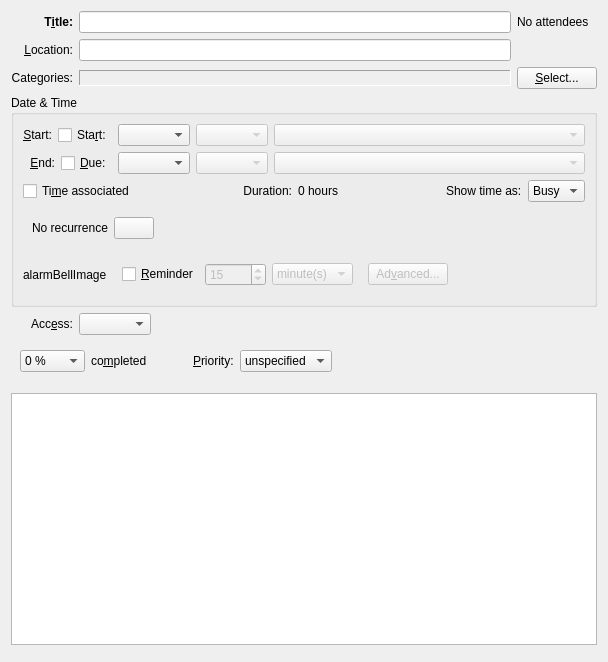
First picture: the form in incidenceeditors/incidencegeneral.ui, repository chusopr/kdepim-ktimetracker-akonadi, before the edit.
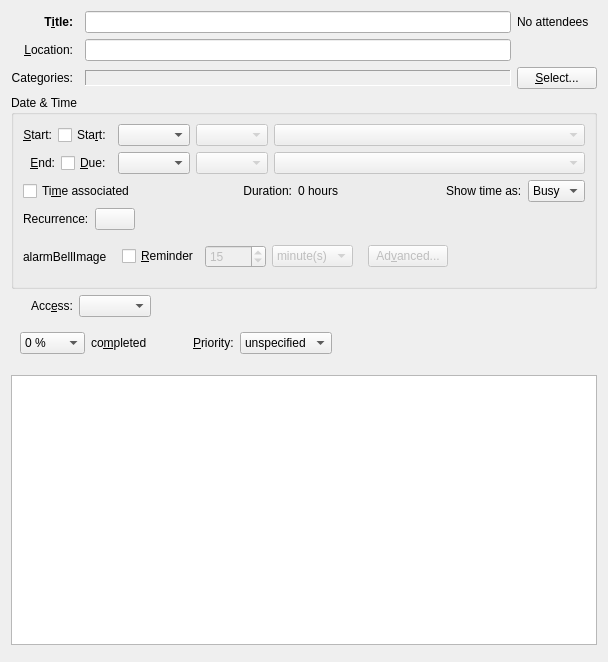
Second picture: the form after the edit. Custom widgets are drawn as their Qt base class.

Commit message: Fix most of todo loading and the recurrence label

```diff
--- a/incidenceeditors/incidencegeneral.ui
+++ b/incidenceeditors/incidencegeneral.ui
@@ -48,7 +48,7 @@
      </property>
     </widget>
    </item>
-   <item row="0" column="1">
+   <item row="0" column="2">
     <widget class="KLineEdit" name="mSummaryEdit">
      <property name="sizePolicy">
       <sizepolicy hsizetype="MinimumExpanding" vsizetype="Fixed">
@@ -64,7 +64,7 @@
      </property>
     </widget>
    </item>
-   <item row="0" column="2">
+   <item row="0" column="3">
     <widget class="QLabel" name="mAttendeeSummaryLabel">
      <property name="text">
       <string>No attendees</string>
@@ -90,7 +90,7 @@
      </property>
     </widget>
    </item>
-   <item row="1" column="1">
+   <item row="1" column="2">
     <widget class="KLineEdit" name="mLocationEdit">
      <property name="sizePolicy">
       <sizepolicy hsizetype="MinimumExpanding" vsizetype="Fixed">
@@ -125,7 +125,7 @@
      </property>
     </widget>
    </item>
-   <item row="2" column="1">
+   <item row="2" column="2">
     <widget class="KSqueezedTextLabel" name="mCategoriesLabel">
      <property name="sizePolicy">
       <sizepolicy hsizetype="Expanding" vsizetype="Fixed">
@@ -150,14 +150,14 @@
      </property>
     </widget>
    </item>
-   <item row="2" column="2">
+   <item row="2" column="3">
     <widget class="QPushButton" name="pushButton">
      <property name="text">
       <string>&amp;Select...</string>
      </property>
     </widget>
    </item>
-   <item row="3" column="0" colspan="3">
+   <item row="3" column="0" rowspan="2" colspan="4">
     <widget class="QGroupBox" name="groupBox">
      <property name="sizePolicy">
       <sizepolicy hsizetype="Preferred" vsizetype="Fixed">
@@ -401,12 +401,11 @@
        </layout>
       </item>
       <item row="3" column="0" colspan="4">
-       <widget class="QWidget" name="mRecurrenceSpecifics" native="true">
         <layout class="QHBoxLayout" name="horizontalLayout">
          <item>
-          <widget class="QLabel" name="mRecurrenceLabel">
+         <widget class="QLabel" name="label_4">
            <property name="text">
-            <string>No recurrence</string>
+           <string>Recurrence:</string>
            </property>
           </widget>
          </item>
@@ -417,6 +416,13 @@
            </property>
           </widget>
          </item>
+        <item>
+         <widget class="QLabel" name="mRecurrenceLabel">
+          <property name="text">
+           <string/>
+          </property>
+         </widget>
+        </item>
          <item>
           <spacer name="horizontalSpacer_4">
            <property name="orientation">
@@ -431,7 +437,6 @@
           </spacer>
          </item>
         </layout>
-       </widget>
       </item>
       <item row="4" column="0" colspan="4">
        <layout class="QHBoxLayout" name="horizontalLayout_4">
@@ -600,7 +605,7 @@
      </layout>
     </widget>
    </item>
-   <item row="4" column="0">
+   <item row="5" column="0">
     <widget class="QLabel" name="label_3">
      <property name="sizePolicy">
       <sizepolicy hsizetype="Minimum" vsizetype="Preferred">
@@ -625,7 +630,7 @@
      </property>
     </widget>
    </item>
-   <item row="4" column="1" colspan="2">
+   <item row="5" column="1" colspan="3">
     <layout class="QHBoxLayout" name="horizontalLayout_2">
      <item>
       <widget class="KComboBox" name="mSecrecyCombo">
@@ -661,7 +666,7 @@
      </item>
     </layout>
    </item>
-   <item row="5" column="0" colspan="3">
+   <item row="6" column="0" colspan="4">
     <widget class="QWidget" name="mTodoSpecifics" native="true">
      <layout class="QGridLayout" name="gridLayout_4">
       <item row="0" column="1">
@@ -767,12 +772,12 @@
          <string>&amp;Priority:</string>
         </property>
         <property name="buddy">
-         <cstring>comboBox_3</cstring>
+         <cstring>mPriorityCombo</cstring>
         </property>
        </widget>
       </item>
       <item row="0" column="4">
-       <widget class="QComboBox" name="comboBox_3">
+       <widget class="QComboBox" name="mPriorityCombo">
         <property name="whatsThis">
          <string extracomment="@info:whatsthis">Sets the priority of this to-do on a scale from one to nine, with one being the highest priority, five being a medium priority, and nine being the lowest. In programs that have a different scale, the numbers will be adjusted to match the appropriate scale.</string>
         </property>
@@ -847,10 +852,10 @@
      </layout>
     </widget>
    </item>
-   <item row="6" column="0" colspan="3">
+   <item row="7" column="0" colspan="4">
     <widget class="QWidget" name="mEditToolBarPlaceHolder" native="true"/>
    </item>
-   <item row="7" column="0" colspan="3">
+   <item row="8" column="0" colspan="4">
     <widget class="KRichTextWidget" name="mDescriptionEdit">
      <property name="toolTip">
       <string extracomment="@info:tooltip">Set the description in plain text or rich text.</string>
@@ -863,7 +868,7 @@
      </property>
     </widget>
    </item>
-   <item row="8" column="0" colspan="3">
+   <item row="9" column="0" colspan="4">
     <widget class="QWidget" name="mAttachmentPlaceHolder" native="true"/>
    </item>
   </layout>
```
Lines whose indentation alone changed are shown as unchanged. The commit also changes 3 other files.
